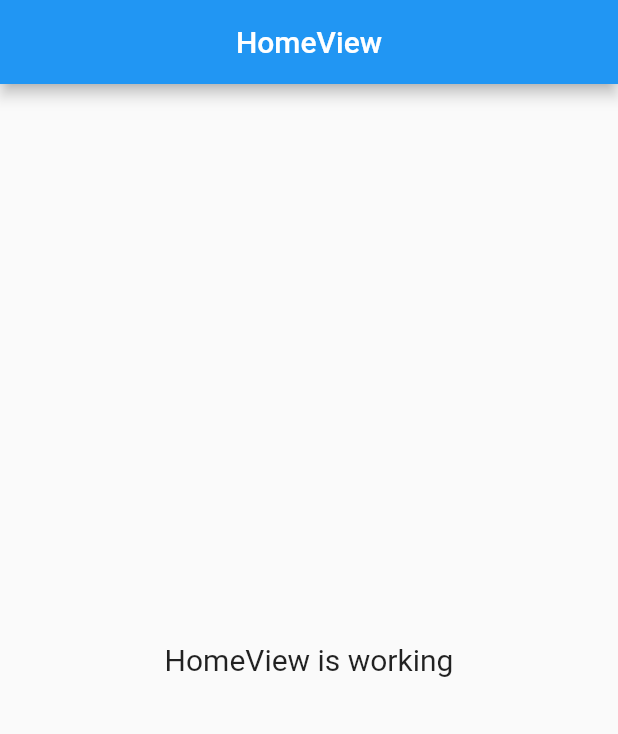
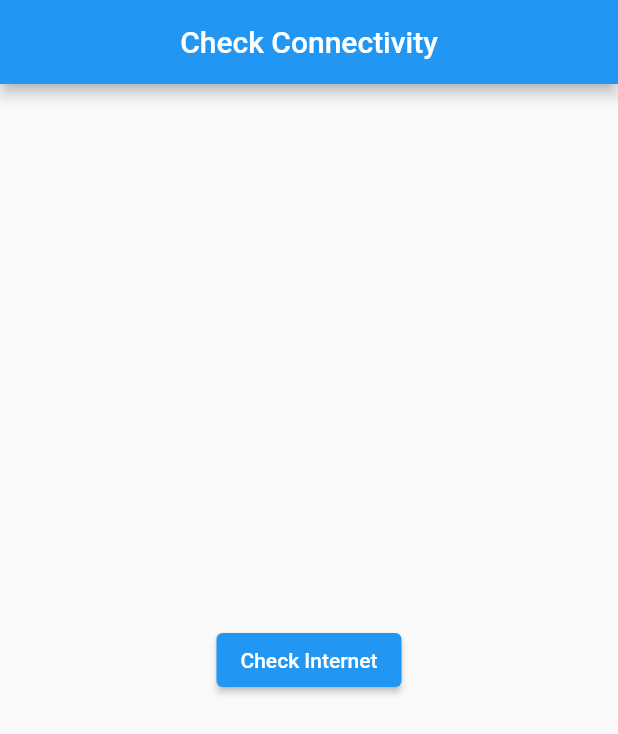
Before and after one commit to rsyd29/latihan_internet_connectivity, a Flutter app: the screen it shows after launch, on a phone screen of 412 x 824 dp. Shown: the top 734 px of the screen. Run offline on Flutter 3.47's test engine with Material 2 defaults, Android fonts, the light colour scheme and no system bars; drawn by our look-alikes of overlay_support; our stand-ins replace get, internet_connection_checker.

Commit message:
Membuat logic untuk checkInternet

```diff
--- a/lib/app/modules/home/controllers/home_controller.dart
+++ b/lib/app/modules/home/controllers/home_controller.dart
@@ -1,9 +1,24 @@
 import 'package:get/get.dart';
+import 'package:internet_connection_checker/internet_connection_checker.dart';
 
 class HomeController extends GetxController {
-  //TODO: Implement HomeController
+  final _hasInternet = false.obs;
+  final _text = ''.obs;
+
+  set hasInternet(val) => _hasInternet.value = val;
+
+  set text(val) => _text.value = val;
+
+  get hasInternet => _hasInternet.value;
+
+  get text => _text.value;
+
+  Future<bool> checkInternet() async {
+    return await InternetConnectionChecker().hasConnection;
+  }
 
   final count = 0.obs;
+
   @override
   void onInit() {
     super.onInit();
@@ -16,5 +31,6 @@ class HomeController extends GetxController {
 
   @override
   void onClose() {}
+
   void increment() => count.value++;
 }
--- a/lib/app/modules/home/views/home_view.dart
+++ b/lib/app/modules/home/views/home_view.dart
@@ -1,6 +1,7 @@
 import 'package:flutter/material.dart';
 
 import 'package:get/get.dart';
+import 'package:overlay_support/overlay_support.dart';
 
 import '../controllers/home_controller.dart';
 
@@ -9,13 +10,30 @@ class HomeView extends GetView<HomeController> {
   Widget build(BuildContext context) {
     return Scaffold(
       appBar: AppBar(
-        title: Text('HomeView'),
+        title: Text('Check Connectivity'),
         centerTitle: true,
       ),
       body: Center(
-        child: Text(
-          'HomeView is working',
-          style: TextStyle(fontSize: 20),
+        child: ElevatedButton(
+          child: Text('Check Internet'),
+          onPressed: () async {
+            controller.hasInternet = await controller.checkInternet();
+
+            final color = controller.hasInternet ? Colors.green : Colors.red;
+
+            controller.text =
+                controller.hasInternet ? 'Internet' : 'No Internet';
+
+            showSimpleNotification(
+              Text(
+                '${controller.text}',
+                style: TextStyle(
+                  color: Colors.white,
+                ),
+              ),
+              background: color,
+            );
+          },
         ),
       ),
     );
--- a/pubspec.yaml
+++ b/pubspec.yaml
@@ -8,6 +8,11 @@ environment:
 dependencies:
   cupertino_icons: ^1.0.2
   get: 4.6.1
+  # check if has internet
+  internet_connection_checker: 0.0.1+3
+
+  # display top overlay
+  overlay_support: 1.2.1
   flutter:
     sdk: flutter
 
```
Also changed, not shown: lib/main.dart (+7 -4 lines), pubspec.lock.
